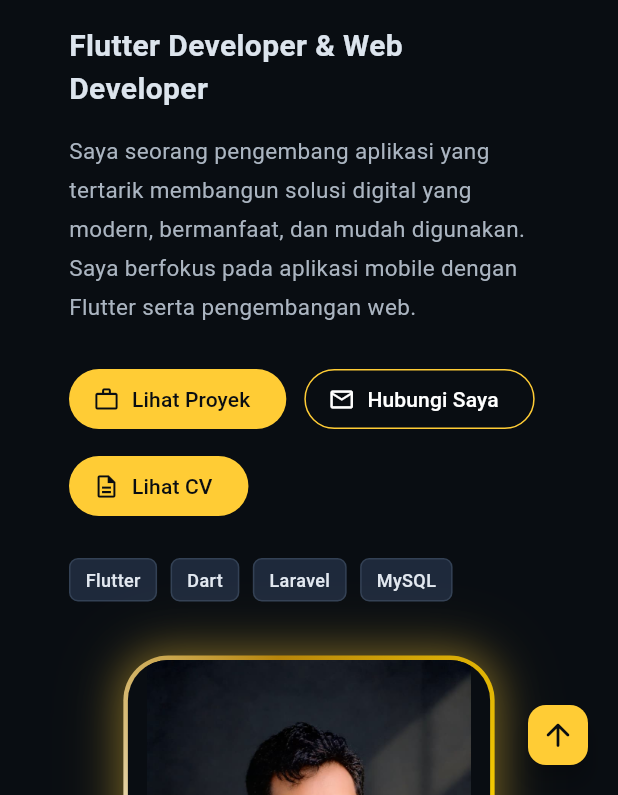
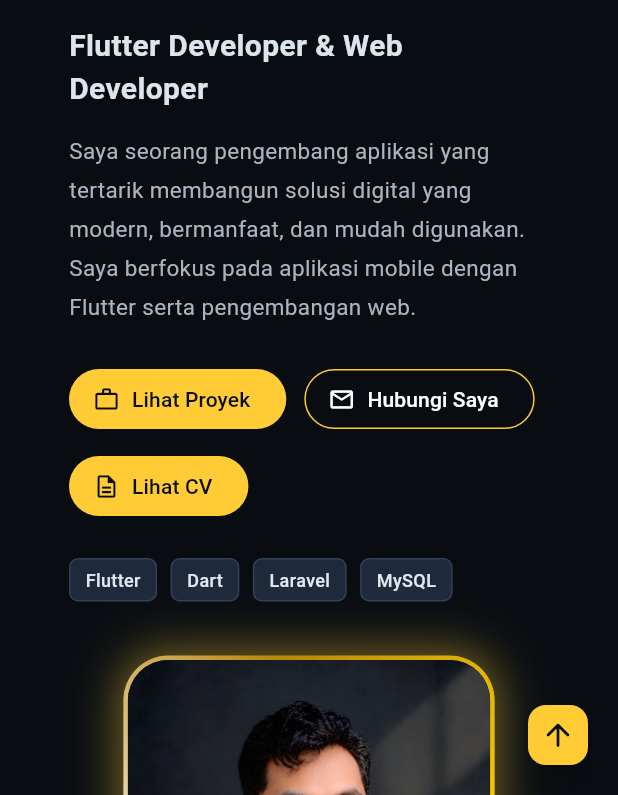
Before and after one commit to rahmadabbas01-oss/portofolio-flutter, a Flutter app: the screen it shows after launch, on a phone screen of 412 x 824 dp, the part 441-1236 px from its top. Run offline on Flutter 3.47's test engine with Material 3 defaults, Android fonts, the phone set to English and light mode, and no system bars.

```diff
--- a/lib/main.dart
+++ b/lib/main.dart
@@ -388,7 +388,7 @@ final portrait = Center(
               child: Image.asset(
                 'assets/foto/profile.jpeg',
                 // KUNCI UTAMA: Memastikan seluruh badan tampil utuh tanpa terpotong
-                fit: BoxFit.contain,
+                fit: BoxFit.fitWidth,
                 width: double.infinity,
                 height: double.infinity,
                 errorBuilder: (context, error, stackTrace) => Container(
```
